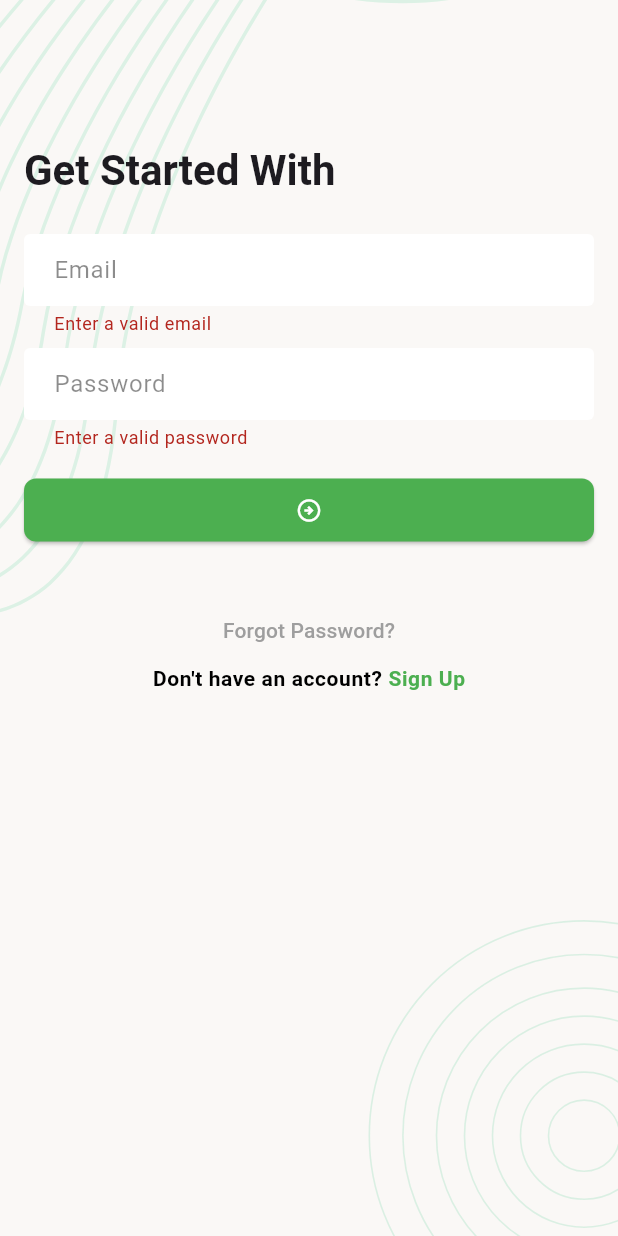
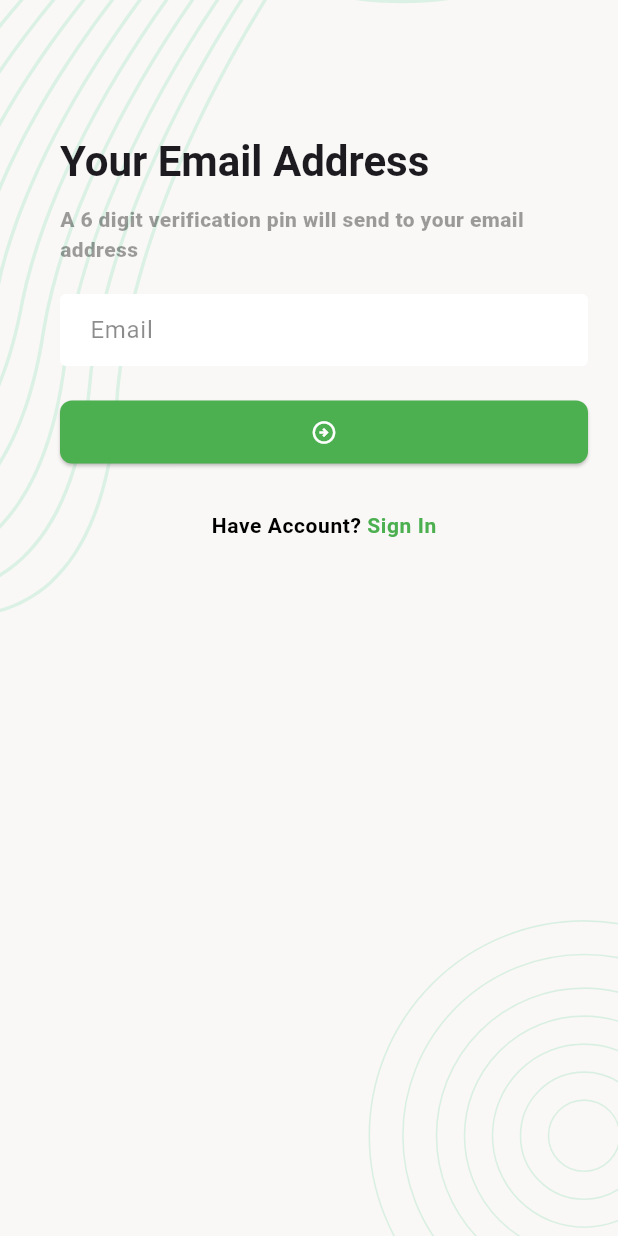
Before and after one commit to mr-riad/Task-Manager-Api-Project, a Flutter app: the screen it shows after launch, after a tap on the "arrow circle right" icon, after a tap on "Forgot Password?", on a phone screen of 412 x 824 dp. Run offline on Flutter 3.47's test engine with Material 3 defaults, Android fonts, the phone set to English and light mode, and no system bars; our stand-ins replace email_validator, flutter_svg.

Commit message:
forgot email section done

```diff
--- a/lib/ui/screens/forgot_password_email_screen.dart
+++ b/lib/ui/screens/forgot_password_email_screen.dart
@@ -0,0 +1,99 @@
+import 'package:flutter/gestures.dart';
+import 'package:flutter/material.dart';
+import 'package:task_manager_api/ui/screens/signIn_Screen.dart';
+import 'package:task_manager_api/widgets/screen_background.dart';
+
+class ForgotPasswordEmailScreen extends StatefulWidget {
+  const ForgotPasswordEmailScreen({super.key});
+
+  @override
+  State<ForgotPasswordEmailScreen> createState() =>
+      _ForgotPasswordEmailScreenState();
+}
+
+class _ForgotPasswordEmailScreenState extends State<ForgotPasswordEmailScreen> {
+  final TextEditingController _emailTEController = TextEditingController();
+  @override
+  Widget build(BuildContext context) {
+    return Scaffold(
+      body: ScreenBackground(
+        child: Padding(
+          padding: const EdgeInsets.only(left: 40, right: 20),
+          child: Column(
+            crossAxisAlignment: CrossAxisAlignment.start,
+            children: [
+              SizedBox(height: 90),
+              Text(
+                "Your Email Address",
+                style: Theme.of(context).textTheme.titleLarge,
+              ),
+              SizedBox(height: 10),
+              Text(
+                "A 6 digit verification pin will send to your email address",
+                style: TextStyle(
+                  color: Colors.black38,
+                  fontWeight: FontWeight.w900,
+                ),
+              ),
+
+              SizedBox(height: 20),
+
+              TextFormField(
+                controller: _emailTEController,
+                decoration: InputDecoration(hintText: 'Email'),
+              ),
+              SizedBox(height: 20),
+
+              ElevatedButton(
+                onPressed: () => _emailSubmitButton(),
+                child: Icon(Icons.arrow_circle_right_outlined),
+              ),
+              SizedBox(height: 30),
+              Center(
+                child: RichText(
+                  text: TextSpan(
+                    text: 'Have Account? ',
+                    style: TextStyle(
+                      color: Colors.black,
+                      fontWeight: FontWeight.w600,
+                      letterSpacing: 0.4,
+                    ),
+                    children: [
+                      TextSpan(
+                        text: "Sign In",
+                        style: TextStyle(
+                          color: Colors.green,
+                          fontWeight: FontWeight.w700,
+                        ),
+                        recognizer: TapGestureRecognizer()..onTap = _signInScreen,
+                      ),
+                    ],
+                  ),
+                ),
+              ),
+            ],
+          ),
+        ),
+      ),
+    );
+  }
+
+  void _emailSubmitButton(){
+    Navigator.push(
+      context,
+      MaterialPageRoute(builder: (context) => SignInScreen()),
+    );
+  }
+
+  void _signInScreen() {
+    Navigator.push(
+      context,
+      MaterialPageRoute(builder: (context) => SignInScreen()),
+    );
+  }
+
+  void dispose() {
+    _emailTEController.dispose();
+    super.dispose();
+  }
+}
--- a/lib/ui/screens/signIn_Screen.dart
+++ b/lib/ui/screens/signIn_Screen.dart
@@ -3,6 +3,8 @@ import 'package:flutter/gestures.dart';
 import 'package:flutter/material.dart';
 
 import '../../widgets/screen_background.dart';
+import 'forgot_password_email_screen.dart';
+
 
 class SignInScreen extends StatefulWidget {
   const SignInScreen({super.key});
@@ -77,6 +79,7 @@ class _SignInScreenState extends State<SignInScreen> {
                             style: TextStyle(color: Colors.grey),
                           ),
                         ),
+                        SizedBox(height: 10,),
                         RichText(
                           text: TextSpan(
                             text: "Don't have an account? ",
@@ -119,6 +122,7 @@ class _SignInScreenState extends State<SignInScreen> {
   }
 
   void _onTapForgotPasswordButton() {
+    Navigator.push(context, MaterialPageRoute(builder: (context) => ForgotPasswordEmailScreen(),));
 
   }
 
```
Also changed, not shown: lib/ui/screens/pin_verification_screen.dart (added), 1 other file.
